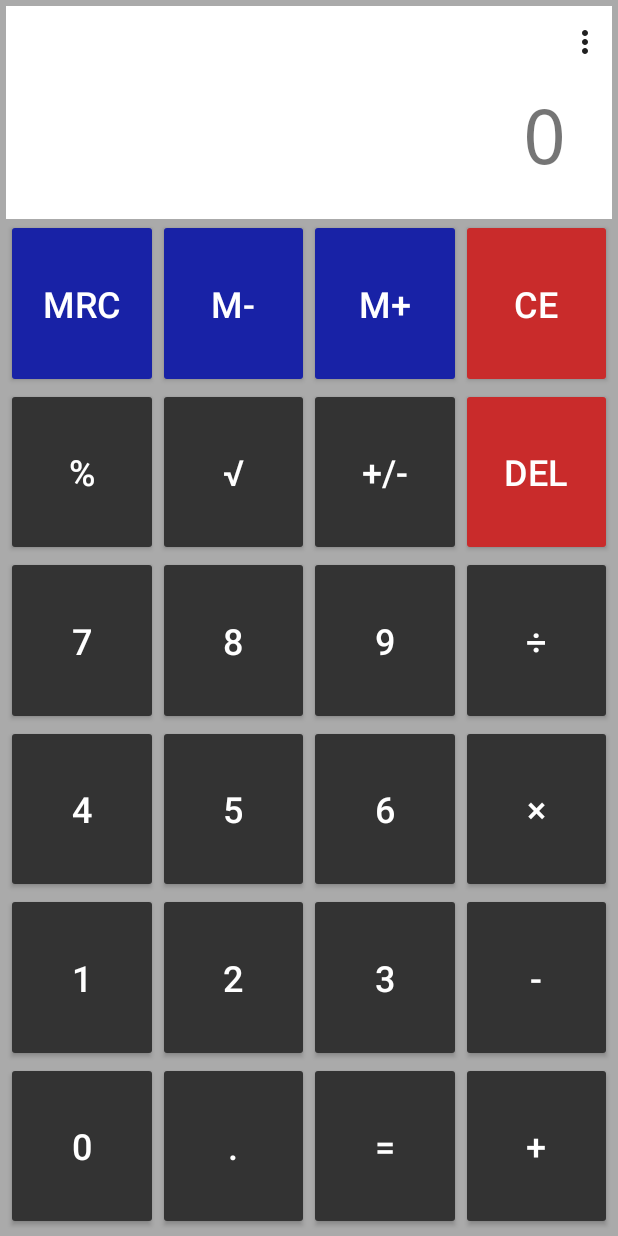
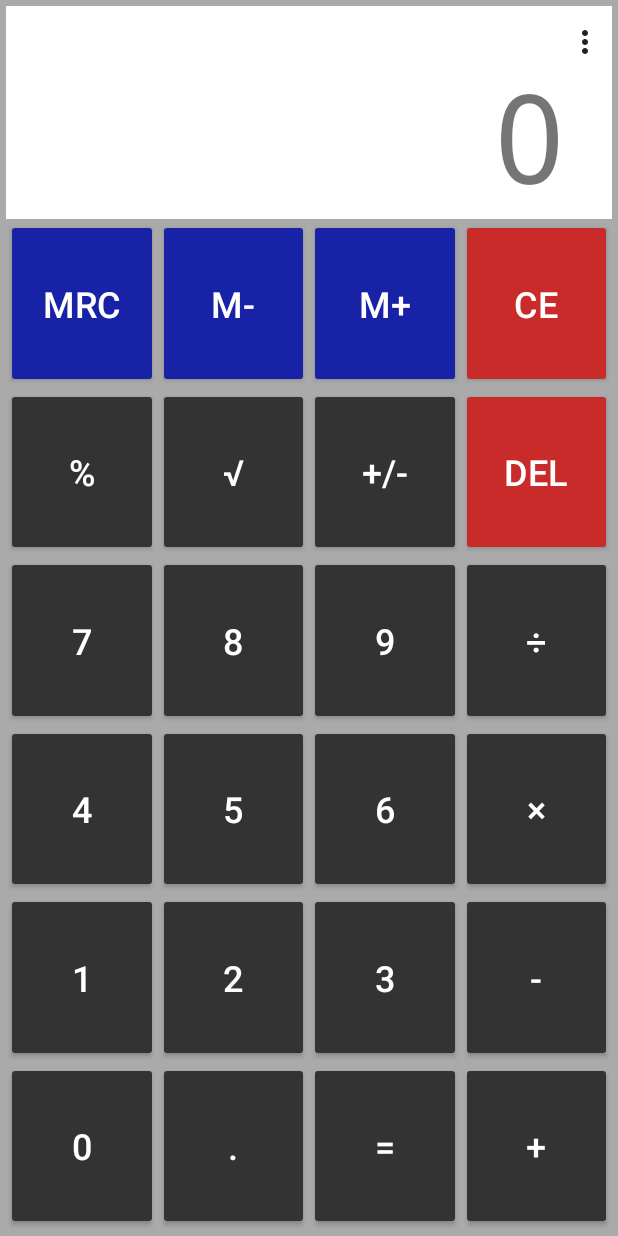
Before and after one commit to helton-isac/CalcHITG, an Android app: the screen it shows after launch (CalculatorActivity), on a phone screen of 412 x 824 dp. Run offline under Robolectric (Android 15) with nearby library versions, the phone set to English and light mode, and no system bars; libraries missing offline, so code that uses them is left out: com.crashlytics.android.

Commit message:
Big change - Fix bugs from play store suggestion and allow bigger number on display

```diff
--- a/app/build.gradle.kts
+++ b/app/build.gradle.kts
@@ -13,8 +13,8 @@ android {
         minSdkVersion(Versions.minSdk)
         targetSdkVersion(Versions.targetSdk)
 
-        versionCode = 16
-        versionName = "3.6"
+        versionCode = 17
+        versionName = "4.0"
         testInstrumentationRunner = "android.support.test.runner.AndroidJUnitRunner"
     }
 
--- a/app/src/main/java/br/com/hitg/calculator/calculator/Calculator.kt
+++ b/app/src/main/java/br/com/hitg/calculator/calculator/Calculator.kt
@@ -17,14 +17,14 @@ class Calculator {
      *
      * The typed number and results must be saved in this variable.
      */
-    var displayNumber: CalculatorDisplay = CalculatorDisplay(8)
+    var displayNumber: CalculatorDisplay = CalculatorDisplay(200)
 
     /**
      * Display Number of the memory.
      *
      * The typed number and results must be saved in this variable.
      */
-    var userMemoryDisplayNumber: CalculatorDisplay = CalculatorDisplay(8)
+    var userMemoryDisplayNumber: CalculatorDisplay = CalculatorDisplay(200)
 
     /**
      * When an operation is initialized, must clean the current display number.
--- a/app/src/main/java/br/com/hitg/calculator/calculator/CalculatorActivity.kt
+++ b/app/src/main/java/br/com/hitg/calculator/calculator/CalculatorActivity.kt
@@ -68,7 +68,7 @@ class CalculatorActivity : AppCompatActivity(), CalculatorContract.View, View.On
         when (item.itemId) {
             R.id.privacy_policy -> {
                 val browserIntent = Intent(Intent.ACTION_VIEW,
-                        Uri.parse("https://helton-isac.github.io/CalcHITG/privacy_policy.html"))
+                        Uri.parse(getString(R.string.link_privacy_policy)))
                 startActivity(browserIntent)
                 return true
             }
--- a/app/src/main/java/br/com/hitg/calculator/calculator/MathEngine.kt
+++ b/app/src/main/java/br/com/hitg/calculator/calculator/MathEngine.kt
@@ -14,12 +14,12 @@ class MathEngine {
         /**
          * Default digit scale.
          */
-        private const val defaultScale: Int = 8
+        private const val defaultScale: Int = 10
 
         /**
          * Default Rounding Mode.
          */
-        private val defaultRoundingMode: RoundingMode = RoundingMode.HALF_UP
+        private val defaultRoundingMode: RoundingMode = RoundingMode.FLOOR
 
         /**
          * Returns a BigDecimal whose value is (v1 + v2), and whose scale is
@@ -30,7 +30,7 @@ class MathEngine {
          * @return a BigDecimal whose value is (v1 + v2).
          */
         fun add(v1: BigDecimal, v2: BigDecimal): BigDecimal =
-                v1.add(v2)
+                v1.add(v2).setScale(defaultScale, defaultRoundingMode)
 
         /**
          * Returns a BigDecimal whose value is (v1 - v2), and whose scale is
@@ -41,7 +41,7 @@ class MathEngine {
          * @return a BigDecimal whose value is (v1 - v2).
          */
         fun subtract(v1: BigDecimal, v2: BigDecimal): BigDecimal =
-                v1.subtract(v2)
+                v1.subtract(v2).setScale(defaultScale, defaultRoundingMode)
 
         /**
          * Returns a BigDecimal whose value is (v1 × v2), and whose scale is
--- a/app/src/main/res/layout/activity_calculator.xml
+++ b/app/src/main/res/layout/activity_calculator.xml
@@ -13,21 +13,25 @@
         android:layout_width="0dp"
         android:layout_height="30dp"
         android:background="@android:color/background_light"
+        android:clickable="false"
+        android:ellipsize="end"
         android:fontFamily="monospace"
+        android:gravity="center_vertical|end"
+        android:scrollHorizontally="true"
         android:text="@string/digit_0"
-        android:gravity="center_vertical|end"
-        android:textSize="20sp"
         android:textStyle="bold"
+        app:autoSizeTextType="uniform"
+        app:layout_constraintBottom_toTopOf="@+id/txtDisplay"
         app:layout_constraintEnd_toStartOf="@+id/txtMemory"
         app:layout_constraintStart_toStartOf="parent"
-        app:layout_constraintTop_toTopOf="parent"
-        app:layout_constraintBottom_toTopOf="@+id/txtDisplay" />
+        app:layout_constraintTop_toTopOf="parent" />
 
     <TextView
         android:id="@+id/emptySpace"
         android:layout_width="30dp"
         android:layout_height="30dp"
         android:background="@android:color/background_light"
+        android:clickable="false"
         android:fontFamily="sans-serif"
         android:gravity="center_vertical|center_horizontal"
         app:layout_constraintBottom_toTopOf="@+id/txtSignals"
@@ -40,26 +44,27 @@
         android:layout_width="30dp"
         android:layout_height="30dp"
         android:background="@android:color/background_light"
+        android:clickable="false"
         android:fontFamily="sans-serif"
         android:gravity="center_vertical|center_horizontal"
         android:text="@string/memory_symbol"
         android:textSize="14sp"
         android:textStyle="bold"
+        app:layout_constraintBottom_toTopOf="@+id/txtSignals"
         app:layout_constraintEnd_toStartOf="@+id/emptySpace"
         app:layout_constraintStart_toEndOf="@+id/txtMemoryDisplay"
-        app:layout_constraintTop_toTopOf="parent"
-        app:layout_constraintBottom_toTopOf="@+id/txtSignals"/>
+        app:layout_constraintTop_toTopOf="parent" />
 
     <TextView
         android:id="@+id/txtDisplay"
         android:layout_width="0dp"
         android:layout_height="0dp"
         android:background="@android:color/background_light"
+        android:clickable="false"
         android:fontFamily="monospace"
         android:gravity="center_vertical|end"
-        android:maxLines="1"
         android:text="@string/digit_0"
-        android:textSize="50sp"
+        app:autoSizeTextType="uniform"
         app:layout_constraintBottom_toTopOf="@id/btnMRC"
         app:layout_constraintEnd_toStartOf="@+id/txtSignals"
         app:layout_constraintStart_toStartOf="parent"
@@ -70,10 +75,12 @@
         android:layout_width="30dp"
         android:layout_height="0dp"
         android:background="@android:color/background_light"
+        android:clickable="false"
         android:fontFamily="monospace"
         android:gravity="center_vertical|center_horizontal"
         android:maxLines="1"
         android:text="@string/plus_sign"
+        android:textStyle="bold"
         android:textSize="30sp"
         app:layout_constraintBottom_toTopOf="@id/btnCE"
         app:layout_constraintEnd_toEndOf="parent"
--- a/app/src/main/res/values/strings.xml
+++ b/app/src/main/res/values/strings.xml
@@ -26,16 +26,16 @@
     <string name="invert_signal" translatable="false">+/-</string>
     <string name="memory_symbol" translatable="false">M</string>
     <string name="error">ERROR</string>
-    <string name="cont_desc_0">0</string>
-    <string name="cont_desc_1">1</string>
-    <string name="cont_desc_2">2</string>
-    <string name="cont_desc_3">3</string>
-    <string name="cont_desc_4">4</string>
-    <string name="cont_desc_5">5</string>
-    <string name="cont_desc_6">6</string>
-    <string name="cont_desc_7">7</string>
-    <string name="cont_desc_8">8</string>
-    <string name="cont_desc_9">9</string>
+    <string name="cont_desc_0">Zero</string>
+    <string name="cont_desc_1">One</string>
+    <string name="cont_desc_2">Two</string>
+    <string name="cont_desc_3">Three</string>
+    <string name="cont_desc_4">Four</string>
+    <string name="cont_desc_5">Five</string>
+    <string name="cont_desc_6">Six</string>
+    <string name="cont_desc_7">Seven</string>
+    <string name="cont_desc_8">Eight</string>
+    <string name="cont_desc_9">Nine</string>
     <string name="cont_desc_minus">Minus</string>
     <string name="cont_desc_memory_recall">Memory Recall</string>
     <string name="cont_desc_memory_minus">Subtract from memory</string>
@@ -52,4 +52,5 @@
     <string name="cont_desc_equals">Equals</string>
     <string name="cont_desc_memory_value">Memory Value:</string>
     <string name="privacy_policy">Privacy policy</string>
+    <string name="link_privacy_policy" translatable="false">https://helton-isac.github.io/CalcHITG/privacy_policy.html</string>
 </resources>
--- a/app/src/main/res/values/styles.xml
+++ b/app/src/main/res/values/styles.xml
@@ -9,6 +9,7 @@
         <item name="android:windowContentOverlay">@null</item>
         <item name="android:windowBackground">@null</item>
         <item name="windowActionBarOverlay">true</item>
+        <item name="android:textColorSecondary">@android:color/darker_gray</item>
     </style>
 
     <style name="ButtonStyle" parent="Widget.AppCompat.Button">
```
Also changed, not shown: 3 other files.
